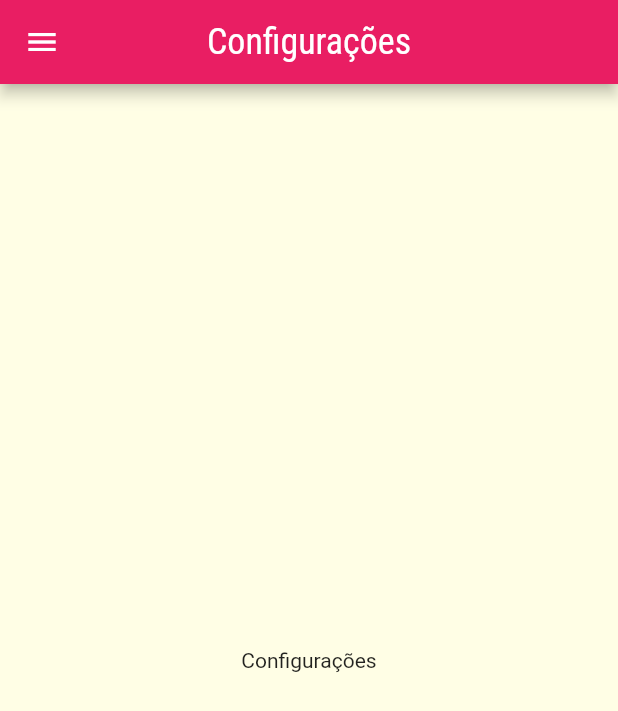
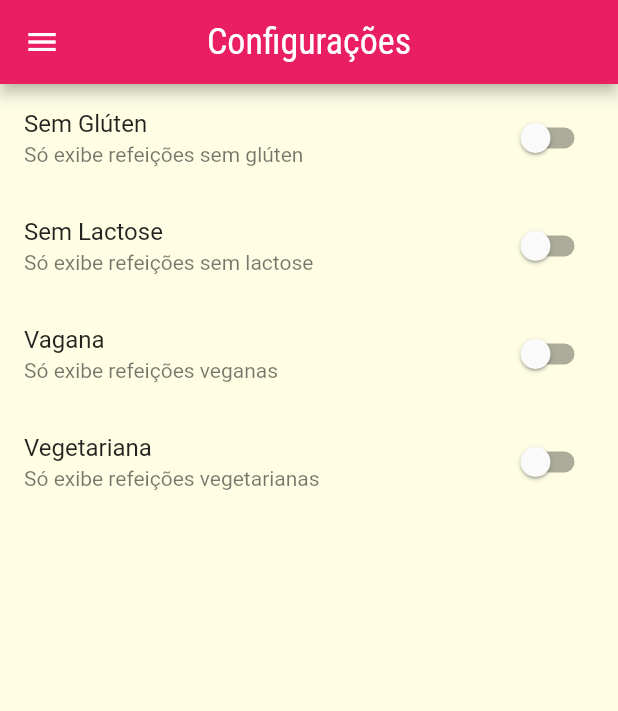
Before and after one commit to jermelterzi/meals_menu, a Flutter app: the ConfigPage screen opened by its route, on a phone screen of 412 x 824 dp. Shown: the top 711 px of the screen. Run offline on Flutter 3.47's test engine with Material 2 defaults, Android fonts, the phone set to English and light mode, and no system bars.

```diff
--- a/lib/components/meal_item.dart
+++ b/lib/components/meal_item.dart
@@ -104,6 +104,7 @@ class MealItem extends StatelessWidget {
                 ],
               ),
             )
+
           ],
         ),
       ),
--- a/lib/main.dart
+++ b/lib/main.dart
@@ -30,7 +30,7 @@ class MyApp extends StatelessWidget {
       ),
       routes: {
         AppRoutes.HOME: (ctx) => const TabsPage(),
-        AppRoutes.MEALS_PAGE: (ctx) => MealsPage(),
+        AppRoutes.MEALS_PAGE: (ctx) => const MealsPage(),
         AppRoutes.MEAL_DETAIL: (ctx) => const MealDetailPage(),
         AppRoutes.CONFIG_PAGE: (ctx) => const ConfigPage(),
       },
--- /dev/null
+++ b/lib/models/settings.dart
@@ -0,0 +1,13 @@
+class Settings {
+  bool isGlutenFree;
+  bool isVegan;
+  bool isVegetarian;
+  bool isLactoseFree;
+
+  Settings({
+    this.isGlutenFree = false,
+    this.isLactoseFree = false,
+    this.isVegan = false,
+    this.isVegetarian = false,
+  });
+}
--- a/lib/pages/config_page.dart
+++ b/lib/pages/config_page.dart
@@ -1,8 +1,30 @@
 import 'package:flutter/material.dart';
 import 'package:meals/components/main_drawer.dart';
+import 'package:meals/models/settings.dart';
 
-class ConfigPage extends StatelessWidget {
+class ConfigPage extends StatefulWidget {
   const ConfigPage({Key? key}) : super(key: key);
+
+  @override
+  State<ConfigPage> createState() => _ConfigPageState();
+}
+
+class _ConfigPageState extends State<ConfigPage> {
+  Settings settings = Settings();
+
+  _createSwitch(
+    String title,
+    String subtitle,
+    Function(bool) onChanged,
+    bool value,
+  ) {
+    return SwitchListTile.adaptive(
+      value: value,
+      onChanged: onChanged,
+      title: Text(title),
+      subtitle: Text(subtitle),
+    );
+  }
 
   @override
   Widget build(BuildContext context) {
@@ -12,8 +34,39 @@ class ConfigPage extends StatelessWidget {
         centerTitle: true,
       ),
       drawer: const MainDrawer(),
-      body: const Center(
-        child: Text('Configurações'),
+      body: Column(
+        children: [
+          Expanded(
+            child: ListView(
+              children: [
+                _createSwitch(
+                  'Sem Glúten',
+                  'Só exibe refeições sem glúten',
+                  (value) => setState(() => settings.isGlutenFree = value),
+                  settings.isGlutenFree,
+                ),
+                _createSwitch(
+                  'Sem Lactose',
+                  'Só exibe refeições sem lactose',
+                  (value) => setState(() => settings.isLactoseFree = value),
+                  settings.isLactoseFree,
+                ),
+                _createSwitch(
+                  'Vagana',
+                  'Só exibe refeições veganas',
+                  (value) => setState(() => settings.isVegan = value),
+                  settings.isVegan,
+                ),
+                _createSwitch(
+                  'Vegetariana',
+                  'Só exibe refeições vegetarianas',
+                  (value) => setState(() => settings.isVegetarian = value),
+                  settings.isVegetarian,
+                ),
+              ],
+            ),
+          ),
+        ],
       ),
     );
   }
```
